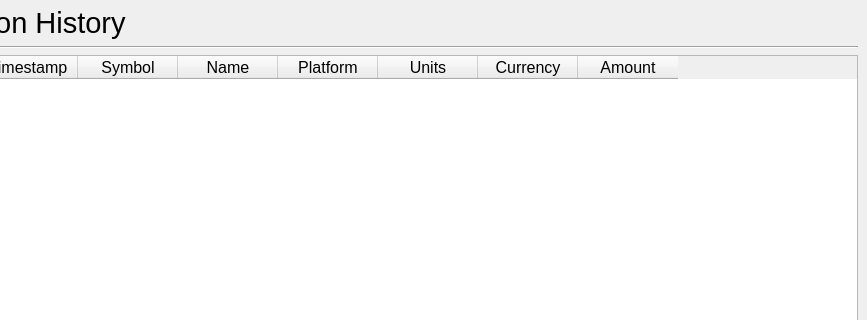
This is src/ui/transaction_history.ui in IsaacCheng9/trading-portfolio-tracker as Qt 5 draws it before an edit; both pictures show x 133 to 1000 and y 0 to 320 of the 1000 by 800 pixel window. The edited form follows.
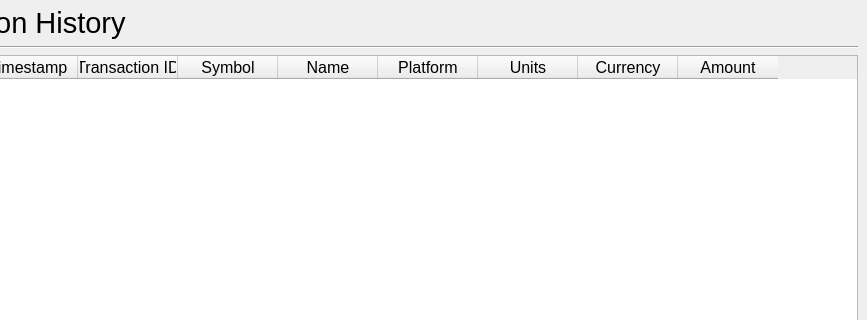
This is the edited form.

Commit message: Add transaction ID column

The edit to the form file:
```diff
--- a/src/ui/transaction_history.ui
+++ b/src/ui/transaction_history.ui
@@ -112,6 +112,11 @@
         <string>Timestamp</string>
        </property>
       </column>
+      <column>
+       <property name="text">
+        <string>Transaction ID</string>
+       </property>
+      </column>
       <column>
        <property name="text">
         <string>Symbol</string>
```
The commit also changes 1 other file.
